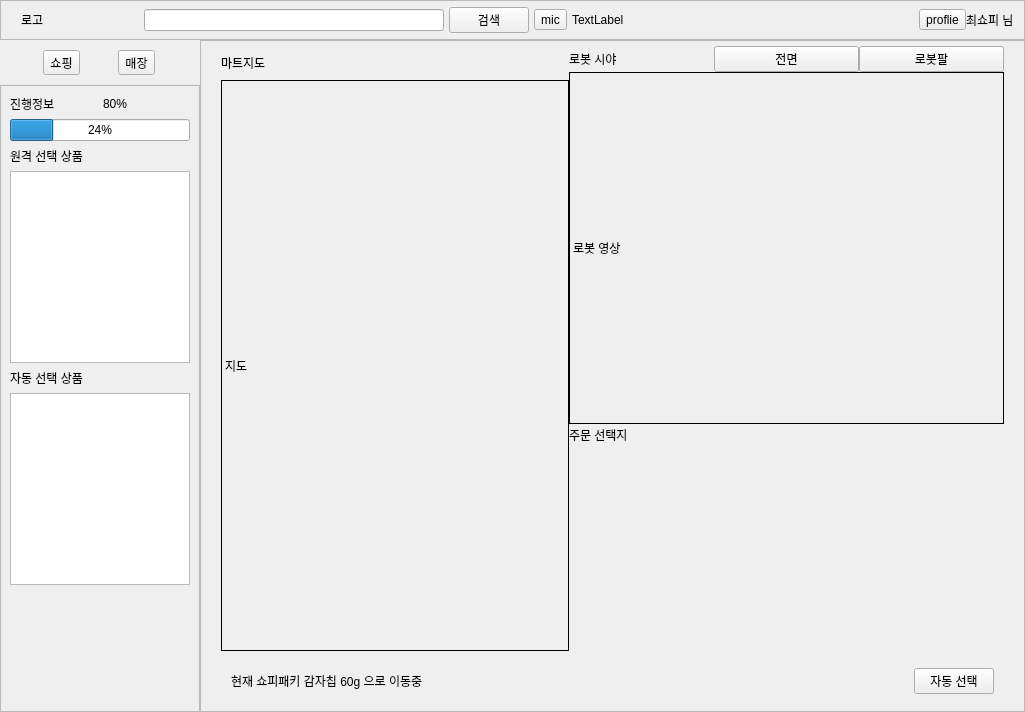
This is shopee_ros2/src/shopee_app/shopee_app/ui/layout_user.ui in addinedu-roscamp-7th/roscamp-repo-1 as Qt 5 draws it before an edit. The edited form follows.
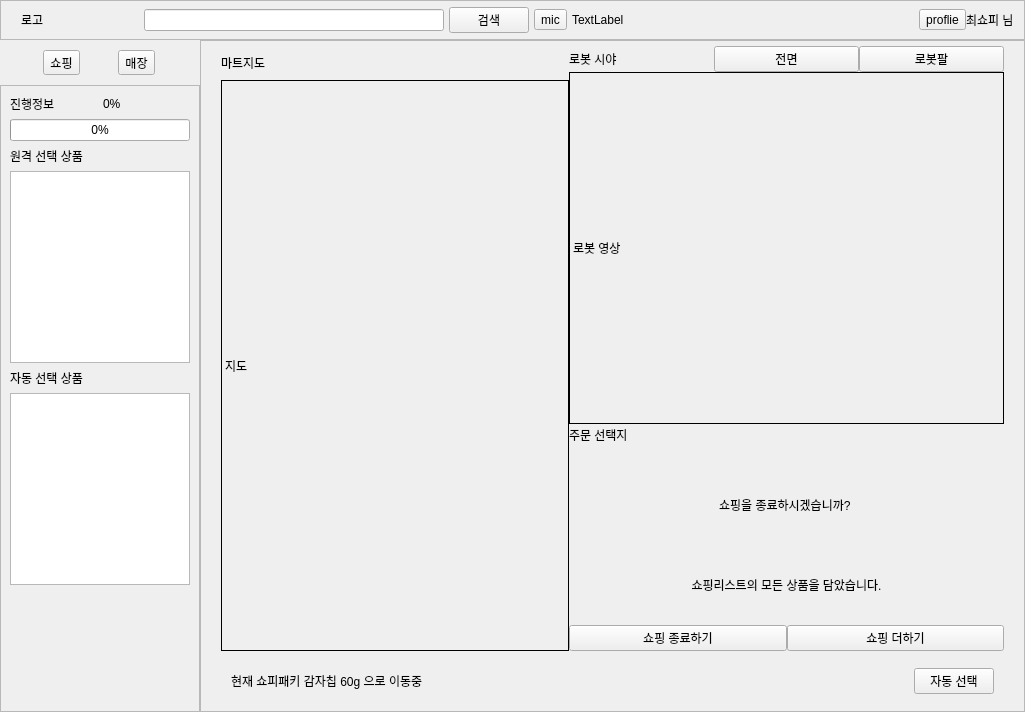
This is the edited form. The open tabs and pages were chosen to show the change. Icons and pictures are not drawn.

Commit message: [ShopeeApp] 진행 하이콘 적용, 쇼핑 종료 상태 연동, 진행 정보보 진행도 반영

What changed in the file:
```diff
--- a/shopee_ros2/src/shopee_app/shopee_app/ui/layout_user.ui
+++ b/shopee_ros2/src/shopee_app/shopee_app/ui/layout_user.ui
@@ -470,7 +470,7 @@
                    <item>
                     <widget class="QLabel" name="text_progress">
                      <property name="text">
-                      <string>80%</string>
+                      <string>0%</string>
                      </property>
                     </widget>
                    </item>
@@ -479,7 +479,7 @@
                  <item>
                   <widget class="QProgressBar" name="shop_progressBar">
                    <property name="value">
-                    <number>24</number>
+                    <number>0</number>
                    </property>
                   </widget>
                  </item>
@@ -1251,7 +1251,84 @@
                           </item>
                          </layout>
                         </widget>
-                        <widget class="QWidget" name="page_end_pick_up"/>
+                        <widget class="QWidget" name="page_end_pick_up">
+                         <layout class="QVBoxLayout" name="verticalLayout_18">
+                          <property name="spacing">
+                           <number>0</number>
+                          </property>
+                          <property name="leftMargin">
+                           <number>0</number>
+                          </property>
+                          <property name="topMargin">
+                           <number>0</number>
+                          </property>
+                          <property name="rightMargin">
+                           <number>0</number>
+                          </property>
+                          <property name="bottomMargin">
+                           <number>0</number>
+                          </property>
+                          <item>
+                           <widget class="QWidget" name="widget_2" native="true">
+                            <layout class="QVBoxLayout" name="verticalLayout_21">
+                             <property name="spacing">
+                              <number>0</number>
+                             </property>
+                             <property name="leftMargin">
+                              <number>0</number>
+                             </property>
+                             <property name="topMargin">
+                              <number>20</number>
+                             </property>
+                             <property name="rightMargin">
+                              <number>0</number>
+                             </property>
+                             <property name="bottomMargin">
+                              <number>0</number>
+                             </property>
+                             <item>
+                              <widget class="QLabel" name="label_19">
+                               <property name="text">
+                                <string>쇼핑을 종료하시겠습니까? </string>
+                               </property>
+                               <property name="alignment">
+                                <set>Qt::AlignCenter</set>
+                               </property>
+                              </widget>
+                             </item>
+                             <item>
+                              <widget class="QLabel" name="label_12">
+                               <property name="text">
+                                <string>쇼핑리스트의 모든 상품을 담았습니다.</string>
+                               </property>
+                               <property name="alignment">
+                                <set>Qt::AlignCenter</set>
+                               </property>
+                              </widget>
+                             </item>
+                             <item>
+                              <layout class="QHBoxLayout" name="horizontalLayout_11">
+                               <item>
+                                <widget class="QPushButton" name="pushButton_4">
+                                 <property name="text">
+                                  <string>쇼핑 종료하기</string>
+                                 </property>
+                                </widget>
+                               </item>
+                               <item>
+                                <widget class="QPushButton" name="pushButton_3">
+                                 <property name="text">
+                                  <string>쇼핑 더하기</string>
+                                 </property>
+                                </widget>
+                               </item>
+                              </layout>
+                             </item>
+                            </layout>
+                           </widget>
+                          </item>
+                         </layout>
+                        </widget>
                        </widget>
                       </item>
                      </layout>
```
Left out of the diff: 4 changed lines with no effect on the pictures. The commit also changes 7 other files.
